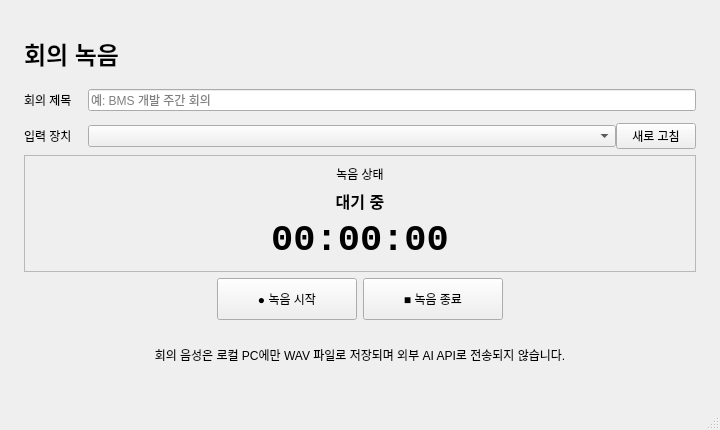
ongre01/myMeeting, file mainwindow.ui: the form before one commit.
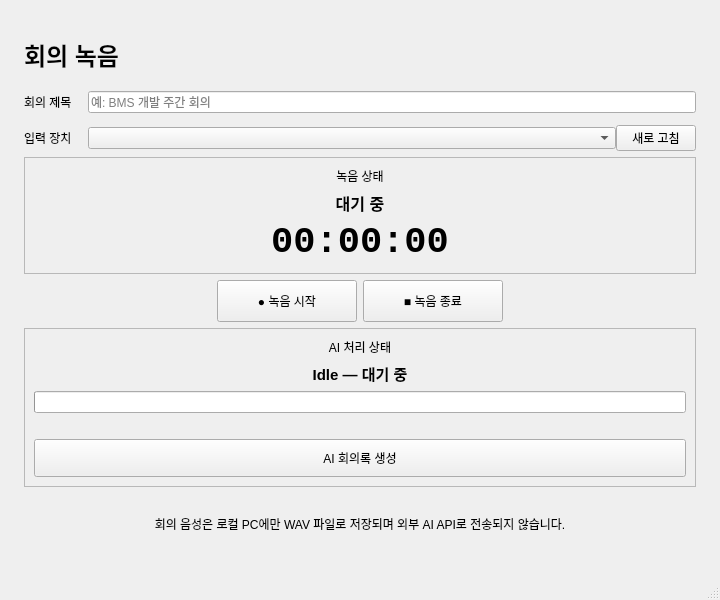
The form after the commit.

Commit message: feat(aibackendclient): implement AiBackendClient class for Python backend integration

Diff of the .ui file:
```diff
--- a/mainwindow.ui
+++ b/mainwindow.ui
@@ -7,7 +7,7 @@
     <x>0</x>
     <y>0</y>
     <width>720</width>
-    <height>430</height>
+    <height>600</height>
    </rect>
   </property>
   <property name="windowTitle">
@@ -209,6 +209,77 @@
       </item>
      </layout>
     </item>
+    <item>
+     <widget class="QFrame" name="backendFrame">
+      <property name="frameShape">
+       <enum>QFrame::StyledPanel</enum>
+      </property>
+      <layout class="QVBoxLayout" name="backendLayout">
+       <item>
+        <widget class="QLabel" name="backendCaptionLabel">
+         <property name="text">
+          <string>AI 처리 상태</string>
+         </property>
+         <property name="alignment">
+          <set>Qt::AlignCenter</set>
+         </property>
+        </widget>
+       </item>
+       <item>
+        <widget class="QLabel" name="backendStatusLabel">
+         <property name="font">
+          <font>
+           <pointsize>11</pointsize>
+           <bold>true</bold>
+          </font>
+         </property>
+         <property name="text">
+          <string>Idle — 대기 중</string>
+         </property>
+         <property name="alignment">
+          <set>Qt::AlignCenter</set>
+         </property>
+        </widget>
+       </item>
+       <item>
+        <widget class="QProgressBar" name="backendProgressBar">
+         <property name="value">
+          <number>0</number>
+         </property>
+         <property name="textVisible">
+          <bool>false</bool>
+         </property>
+        </widget>
+       </item>
+       <item>
+        <widget class="QLabel" name="backendMessageLabel">
+         <property name="text">
+          <string/>
+         </property>
+         <property name="alignment">
+          <set>Qt::AlignCenter</set>
+         </property>
+         <property name="wordWrap">
+          <bool>true</bool>
+         </property>
+        </widget>
+       </item>
+       <item>
+        <widget class="QPushButton" name="generateMinutesButton">
+         <property name="minimumSize">
+          <size>
+           <width>180</width>
+           <height>38</height>
+          </size>
+         </property>
+         <property name="text">
+          <string>AI 회의록 생성</string>
+         </property>
+        </widget>
+       </item>
+      </layout>
+     </widget>
+    </item>
     <item>
      <widget class="QLabel" name="privacyLabel">
       <property name="text">
```
The commit also changes 10 other files.
